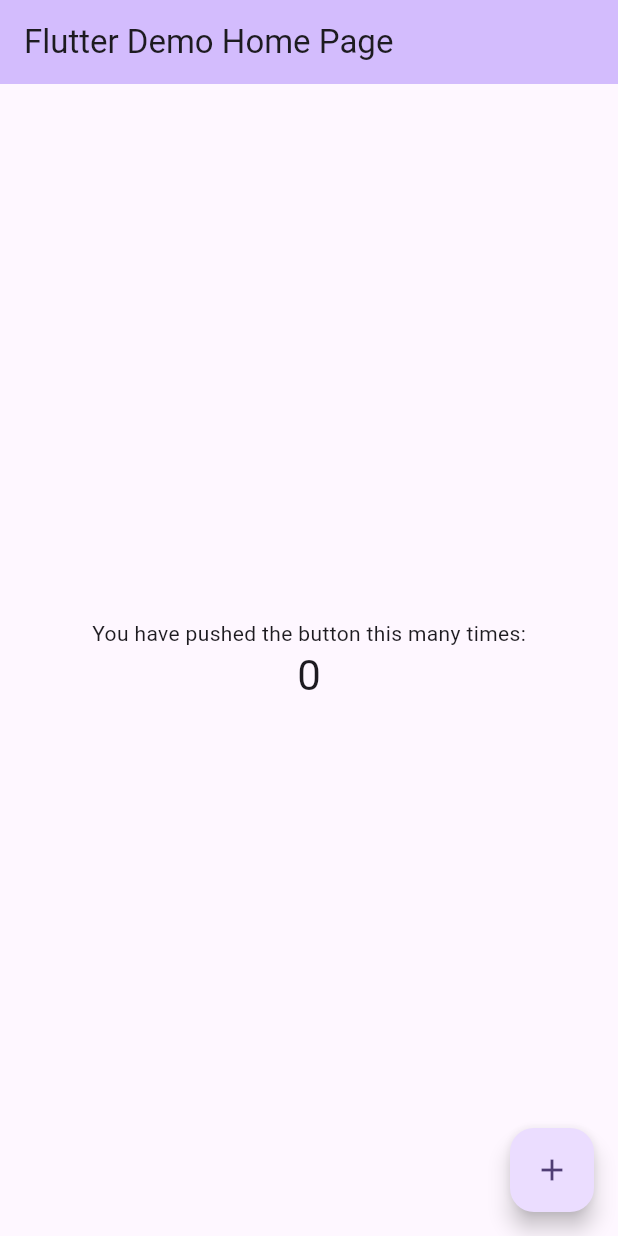
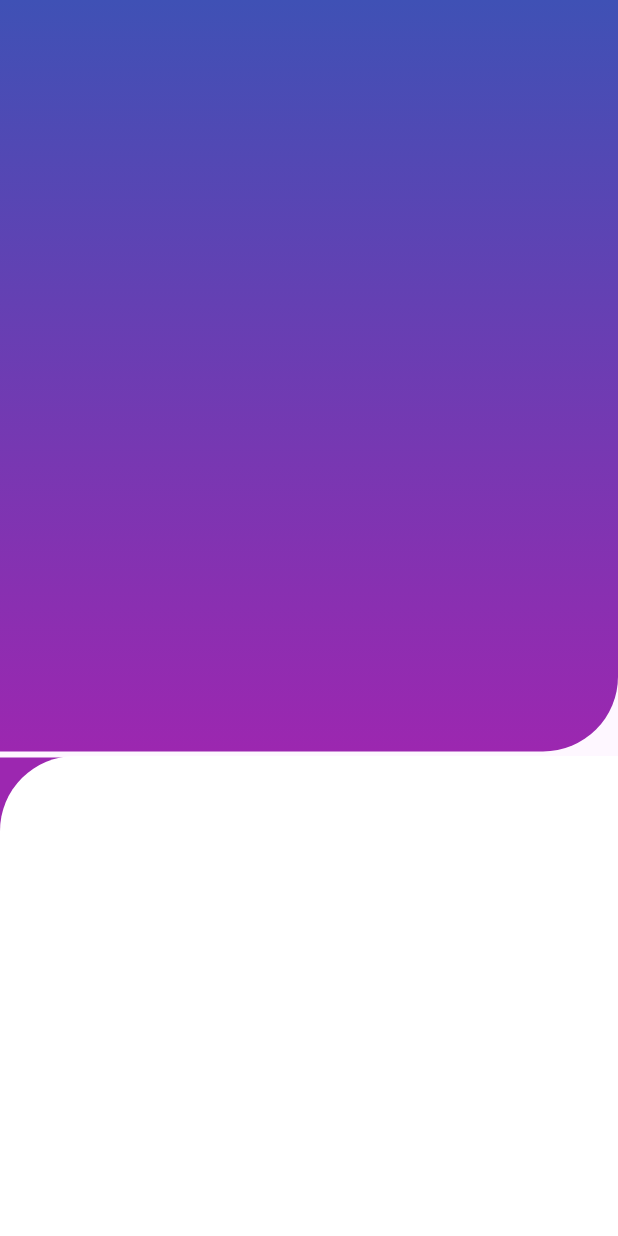
Before and after one commit to Muhammd-Shehzad/uni_project_app, a Flutter app: the screen it shows after launch, on a phone screen of 412 x 824 dp. Run offline on Flutter 3.47's test engine with Material 3 defaults, Android fonts, the phone set to English and light mode, and no system bars.

Commit message:
splash screen color done

```diff
--- a/lib/main.dart
+++ b/lib/main.dart
@@ -1,125 +1,8 @@
 import 'package:flutter/material.dart';
+import 'package:uni_project_app/splash_screen.dart';
 
 void main() {
-  runApp(const MyApp());
+  runApp(MaterialApp(
+    home: SplashScreen(),
+  ));
 }
-
-class MyApp extends StatelessWidget {
-  const MyApp({super.key});
-
-  // This widget is the root of your application.
-  @override
-  Widget build(BuildContext context) {
-    return MaterialApp(
-      title: 'Flutter Demo',
-      theme: ThemeData(
-        // This is the theme of your application.
-        //
-        // TRY THIS: Try running your application with "flutter run". You'll see
-        // the application has a purple toolbar. Then, without quitting the app,
-        // try changing the seedColor in the colorScheme below to Colors.green
-        // and then invoke "hot reload" (save your changes or press the "hot
-        // reload" button in a Flutter-supported IDE, or press "r" if you used
-        // the command line to start the app).
-        //
-        // Notice that the counter didn't reset back to zero; the application
-        // state is not lost during the reload. To reset the state, use hot
-        // restart instead.
-        //
-        // This works for code too, not just values: Most code changes can be
-        // tested with just a hot reload.
-        colorScheme: ColorScheme.fromSeed(seedColor: Colors.deepPurple),
-        useMaterial3: true,
-      ),
-      home: const MyHomePage(title: 'Flutter Demo Home Page'),
-    );
-  }
-}
-
-class MyHomePage extends StatefulWidget {
-  const MyHomePage({super.key, required this.title});
-
-  // This widget is the home page of your application. It is stateful, meaning
-  // that it has a State object (defined below) that contains fields that affect
-  // how it looks.
-
-  // This class is the configuration for the state. It holds the values (in this
-  // case the title) provided by the parent (in this case the App widget) and
-  // used by the build method of the State. Fields in a Widget subclass are
-  // always marked "final".
-
-  final String title;
-
-  @override
-  State<MyHomePage> createState() => _MyHomePageState();
-}
-
-class _MyHomePageState extends State<MyHomePage> {
-  int _counter = 0;
-
-  void _incrementCounter() {
-    setState(() {
-      // This call to setState tells the Flutter framework that something has
-      // changed in this State, which causes it to rerun the build method below
-      // so that the display can reflect the updated values. If we changed
-      // _counter without calling setState(), then the build method would not be
-      // called again, and so nothing would appear to happen.
-      _counter++;
-    });
-  }
-
-  @override
-  Widget build(BuildContext context) {
-    // This method is rerun every time setState is called, for instance as done
-    // by the _incrementCounter method above.
-    //
-    // The Flutter framework has been optimized to make rerunning build methods
-    // fast, so that you can just rebuild anything that needs updating rather
-    // than having to individually change instances of widgets.
-    return Scaffold(
-      appBar: AppBar(
-        // TRY THIS: Try changing the color here to a specific color (to
-        // Colors.amber, perhaps?) and trigger a hot reload to see the AppBar
-        // change color while the other colors stay the same.
-        backgroundColor: Theme.of(context).colorScheme.inversePrimary,
-        // Here we take the value from the MyHomePage object that was created by
-        // the App.build method, and use it to set our appbar title.
-        title: Text(widget.title),
-      ),
-      body: Center(
-        // Center is a layout widget. It takes a single child and positions it
-        // in the middle of the parent.
-        child: Column(
-          // Column is also a layout widget. It takes a list of children and
-          // arranges them vertically. By default, it sizes itself to fit its
-          // children horizontally, and tries to be as tall as its parent.
-          //
-          // Column has various properties to control how it sizes itself and
-          // how it positions its children. Here we use mainAxisAlignment to
-          // center the children vertically; the main axis here is the vertical
-          // axis because Columns are vertical (the cross axis would be
-          // horizontal).
-          //
-          // TRY THIS: Invoke "debug painting" (choose the "Toggle Debug Paint"
-          // action in the IDE, or press "p" in the console), to see the
-          // wireframe for each widget.
-          mainAxisAlignment: MainAxisAlignment.center,
-          children: <Widget>[
-            const Text(
-              'You have pushed the button this many times:',
-            ),
-            Text(
-              '$_counter',
-              style: Theme.of(context).textTheme.headlineMedium,
-            ),
-          ],
-        ),
-      ),
-      floatingActionButton: FloatingActionButton(
-        onPressed: _incrementCounter,
-        tooltip: 'Increment',
-        child: const Icon(Icons.add),
-      ), // This trailing comma makes auto-formatting nicer for build methods.
-    );
-  }
-}
--- /dev/null
+++ b/lib/splash_screen.dart
@@ -0,0 +1,52 @@
+import 'package:flutter/material.dart';
+import 'package:flutter/widgets.dart';
+
+class SplashScreen extends StatelessWidget {
+  const SplashScreen({super.key});
+
+  @override
+  Widget build(BuildContext context) {
+    return SafeArea(
+      child: Scaffold(
+        body: Stack(
+          children: [
+            Container(
+              height: 501,
+              width: double.infinity,
+              decoration: BoxDecoration(
+                gradient: LinearGradient(
+                    colors: [Colors.indigo, Colors.purple],
+                    begin: Alignment.topLeft,
+                    end: Alignment.bottomLeft),
+                borderRadius: BorderRadius.only(
+                  bottomRight: Radius.circular(50),
+                ),
+              ),
+            ),
+            Align(
+              alignment: Alignment.bottomCenter,
+              child: Container(
+                height: 319,
+                width: double.infinity,
+                decoration: BoxDecoration(
+                  color: Colors.purple,
+                ),
+              ),
+            ),
+            Align(
+              alignment: Alignment.bottomCenter,
+              child: Container(
+                height: 320,
+                width: double.infinity,
+                decoration: BoxDecoration(
+                    color: Colors.white,
+                    borderRadius:
+                        BorderRadius.only(topLeft: Radius.circular(50))),
+              ),
+            ),
+          ],
+        ),
+      ),
+    );
+  }
+}
```
Also changed, not shown: 1 other file.
